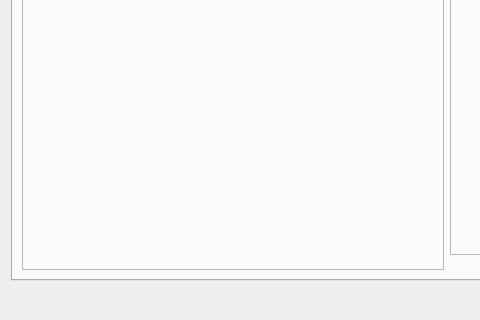
Qt form branches/michal/src/qt_gui/ltr.ui (uglyDwarf/linuxtrack) before a commit; both pictures show x 0 to 480 and y 307 to 627 of the 763 by 627 pixel window.
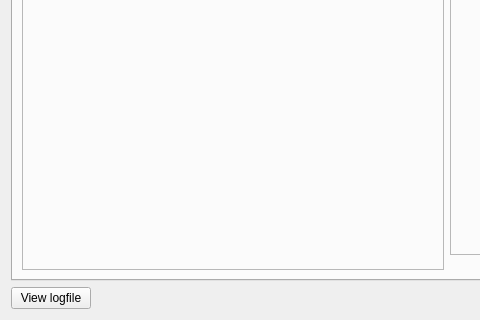
The same form after that commit. Icons and pictures are not drawn.

Commit message: Added logfile viewer.

Patch:
```diff
--- a/branches/michal/src/qt_gui/ltr.ui
+++ b/branches/michal/src/qt_gui/ltr.ui
@@ -1781,6 +1781,13 @@
    </item>
    <item>
     <layout class="QHBoxLayout" name="horizontalLayout_6">
+     <item>
+      <widget class="QPushButton" name="ViewLogButton">
+       <property name="text">
+        <string>View logfile</string>
+       </property>
+      </widget>
+     </item>
      <item>
       <spacer name="horizontalSpacer_2">
        <property name="orientation">
```
The commit also changes 12 other files.
